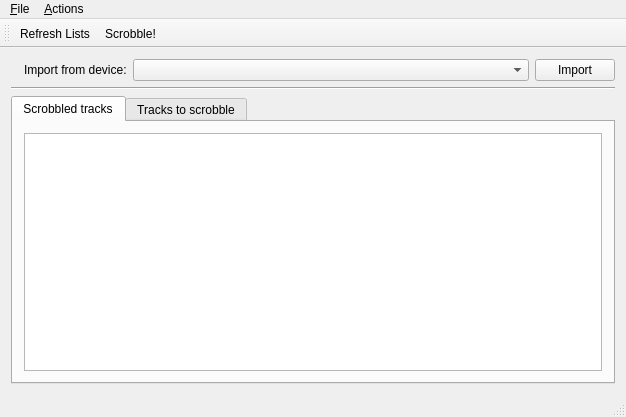
delas/mtp2lastfm, file src/view/mainwindow.ui: the form before one commit.
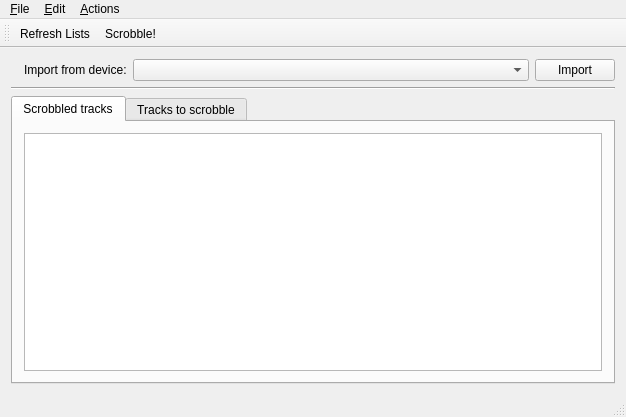
The form after the commit. Icons and pictures are not drawn.

Commit message: - Added the proxy feature with:    . A new window to set all preferences    . Some errors handling in Scrobbler class - Some new icons (more tango like)

Patch:
```diff
--- a/src/view/mainwindow.ui
+++ b/src/view/mainwindow.ui
@@ -130,7 +130,7 @@
      <x>0</x>
      <y>0</y>
      <width>626</width>
-     <height>24</height>
+     <height>27</height>
     </rect>
    </property>
    <widget class="QMenu" name="menu_File">
@@ -148,7 +148,14 @@
     <addaction name="actionRefreshLists"/>
     <addaction name="actionScrobble"/>
    </widget>
+   <widget class="QMenu" name="menu_Edit">
+    <property name="title">
+     <string>&amp;Edit</string>
+    </property>
+    <addaction name="actionSetAuthenticationData"/>
+   </widget>
    <addaction name="menu_File"/>
+   <addaction name="menu_Edit"/>
    <addaction name="menu_Actions"/>
   </widget>
   <widget class="QToolBar" name="mainToolBar">
```
Left out of the diff: 9 changed lines with no effect on the pictures. The commit also changes 17 other files.
